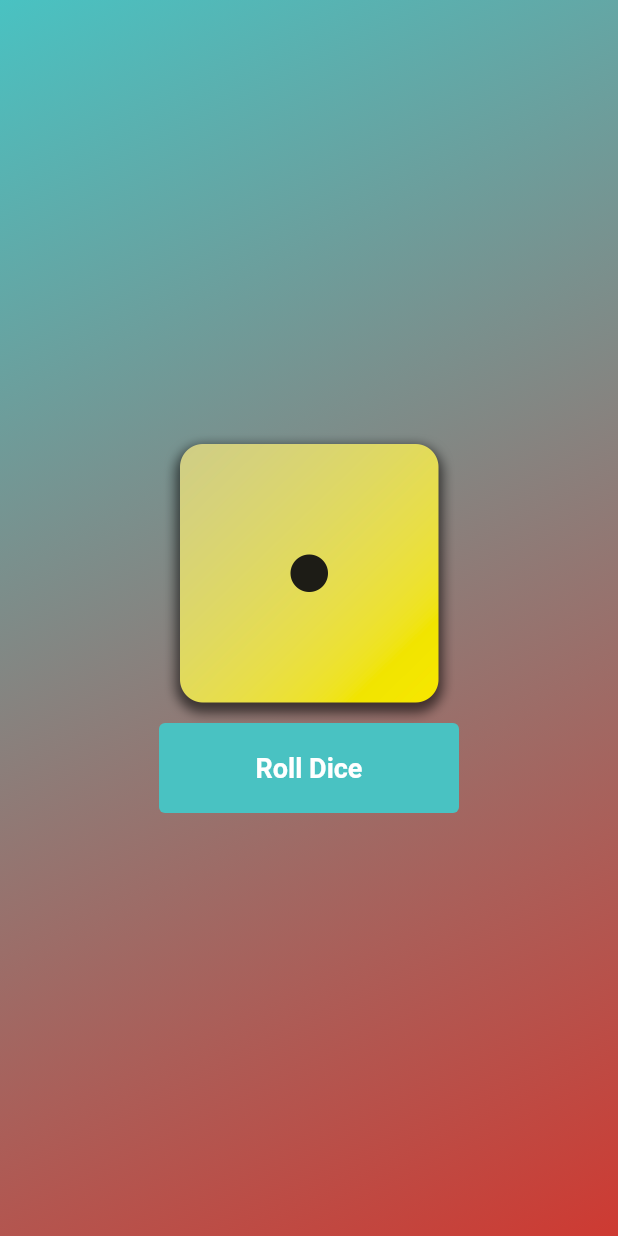
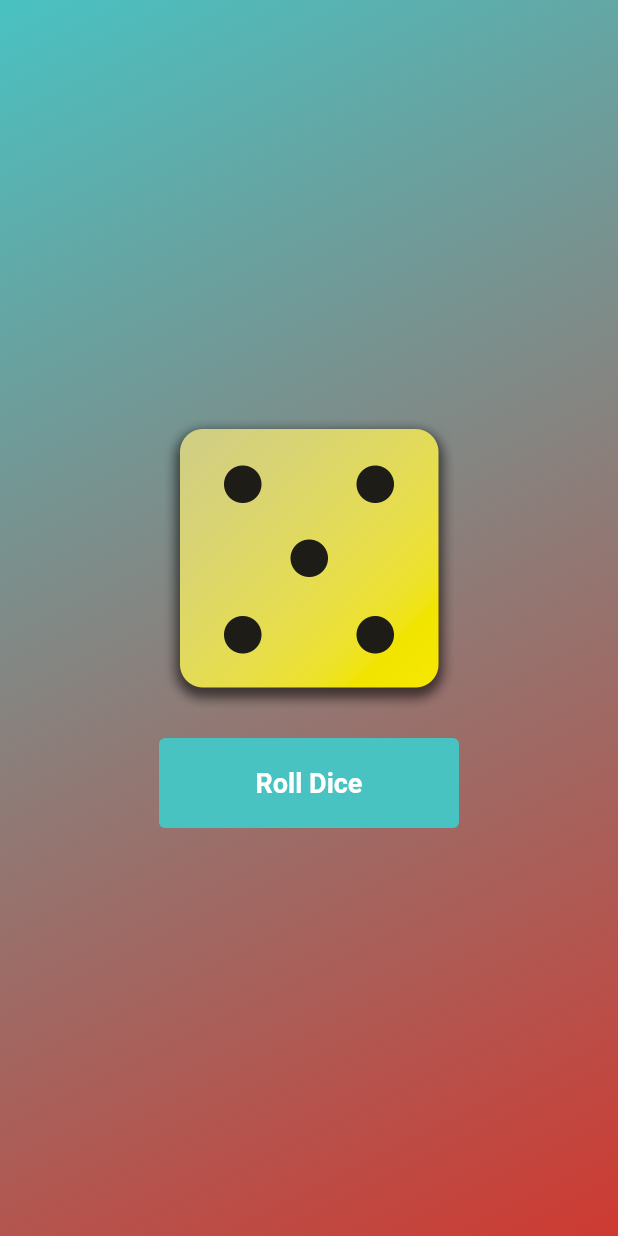
Before and after one commit to bluegrass322/learn-flutter, a Flutter app: the screen it shows after launch, after a tap on "Roll Dice", on a phone screen of 412 x 824 dp. Run offline on Flutter 3.47's test engine with Material 2 defaults, Android fonts, the phone set to English and light mode, and no system bars.

Commit message:
create DiceRoller widget

```diff
--- a/first_app/lib/components/gradient_container.dart
+++ b/first_app/lib/components/gradient_container.dart
@@ -1,5 +1,4 @@
 import 'package:flutter/material.dart';
-import 'package:first_app/components/button_primary.dart';
 
 const startAlignment = Alignment.topLeft;
 const endAlignment = Alignment.bottomRight;
@@ -8,12 +7,11 @@ class GradientContainer extends StatelessWidget {
   const GradientContainer({
     super.key,
     required this.colors,
+    required this.child,
   });
 
   final List<Color> colors;
-
-  void rollDice() {
-  }
+  final Widget child;
 
   @override
   Widget build(context) {
@@ -25,21 +23,7 @@ class GradientContainer extends StatelessWidget {
           end: endAlignment,
         )
       ),
-      child: Center(
-        child: Column(
-          mainAxisSize: MainAxisSize.min,
-          children: [
-            Image.asset(
-              'assets/images/dice-1.png',
-              width: 200,
-            ),
-            ButtonPrimary(
-              onPressed: rollDice,
-              text: 'Roll Dice'
-            )
-          ],
-        )
-      ),
+      child: child,
     );
   }
 }
--- /dev/null
+++ b/first_app/lib/features/dice_roller.dart
@@ -0,0 +1,47 @@
+import 'package:flutter/material.dart';
+import 'dart:math';
+
+import 'package:first_app/components/button_primary.dart';
+
+class DiceRoller extends StatefulWidget {
+  const DiceRoller({super.key});
+
+  @override
+  State<DiceRoller> createState() {
+    return _DiceRollerState();
+  }
+}
+
+class _DiceRollerState extends State<DiceRoller> {
+  int currentRoll = 1;
+
+  void rollDice() {
+    var roll = Random().nextInt(6) + 1;
+
+    setState(() {
+      currentRoll = roll;
+    });
+  }
+
+  @override
+  Widget build(context) {
+    return Center (
+      child: Column(
+        mainAxisSize: MainAxisSize.min,
+        children: [
+          Image.asset(
+            'assets/images/dice-$currentRoll.png',
+            width: 200,
+          ),
+
+          const SizedBox(height: 20,),
+
+          ButtonPrimary(
+            onPressed: rollDice,
+            text: 'Roll Dice'
+          ),
+        ],
+      )
+    );
+  }
+}
--- a/first_app/lib/main.dart
+++ b/first_app/lib/main.dart
@@ -1,3 +1,4 @@
+import 'package:first_app/features/dice_roller.dart';
 import 'package:flutter/material.dart';
 
 import 'package:first_app/components/gradient_container.dart';
@@ -7,11 +8,12 @@ void main() {
   runApp(MaterialApp(
     home: Scaffold(
       body: GradientContainer(
-              colors: [
-                UserColors.turquoise,
-                UserColors.tomato,
-              ],
-            )
+        colors: [
+          UserColors.turquoise,
+          UserColors.tomato,
+        ],
+        child: const DiceRoller(),
+      )
     ),
   ));
 }
```
